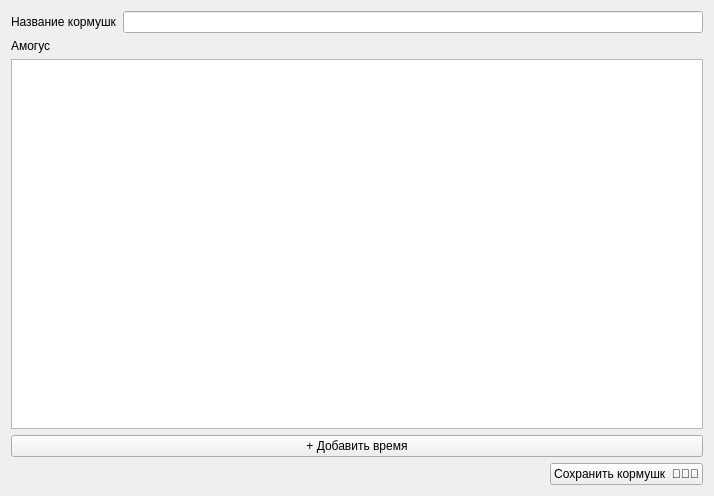
DNDK/kormushk, file kormushksettings.ui: the form before one commit.
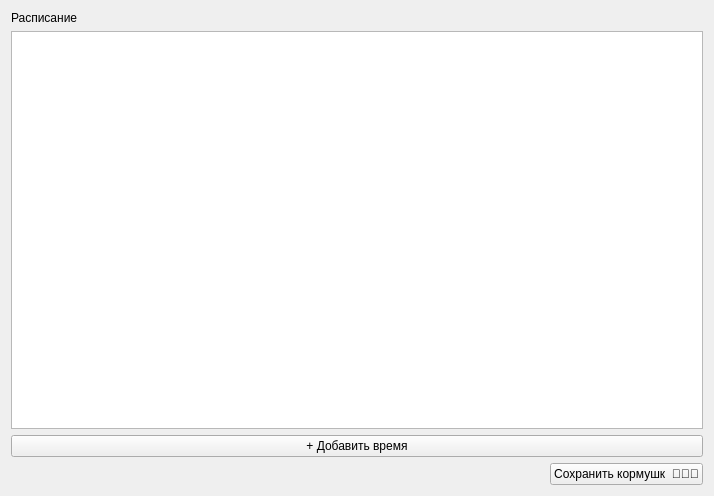
The form after the commit. Icons and pictures are not drawn.

```diff
--- a/kormushksettings.ui
+++ b/kormushksettings.ui
@@ -18,30 +18,6 @@
   </property>
   <layout class="QGridLayout" name="gridLayout">
    <item row="3" column="0" colspan="2">
-    <widget class="QPushButton" name="pushButton_2">
-     <property name="text">
-      <string>+ Добавить время</string>
-     </property>
-    </widget>
-   </item>
-   <item row="0" column="1">
-    <widget class="QLineEdit" name="lineEdit"/>
-   </item>
-   <item row="1" column="0">
-    <widget class="QLabel" name="label_2">
-     <property name="text">
-      <string>Амогус</string>
-     </property>
-    </widget>
-   </item>
-   <item row="0" column="0">
-    <widget class="QLabel" name="label">
-     <property name="text">
-      <string>Название кормушк</string>
-     </property>
-    </widget>
-   </item>
-   <item row="4" column="0" colspan="2">
     <layout class="QHBoxLayout" name="horizontalLayout">
      <item>
       <spacer name="horizontalSpacer">
@@ -66,8 +42,22 @@
     </layout>
    </item>
    <item row="2" column="0" colspan="2">
+    <widget class="QPushButton" name="pushButton_2">
+     <property name="text">
+      <string>+ Добавить время</string>
+     </property>
+    </widget>
+   </item>
+   <item row="1" column="0" colspan="2">
     <widget class="QListWidget" name="listWidget"/>
    </item>
+   <item row="0" column="0">
+    <widget class="QLabel" name="label_2">
+     <property name="text">
+      <string>Расписание</string>
+     </property>
+    </widget>
+   </item>
   </layout>
  </widget>
  <resources/>
```
